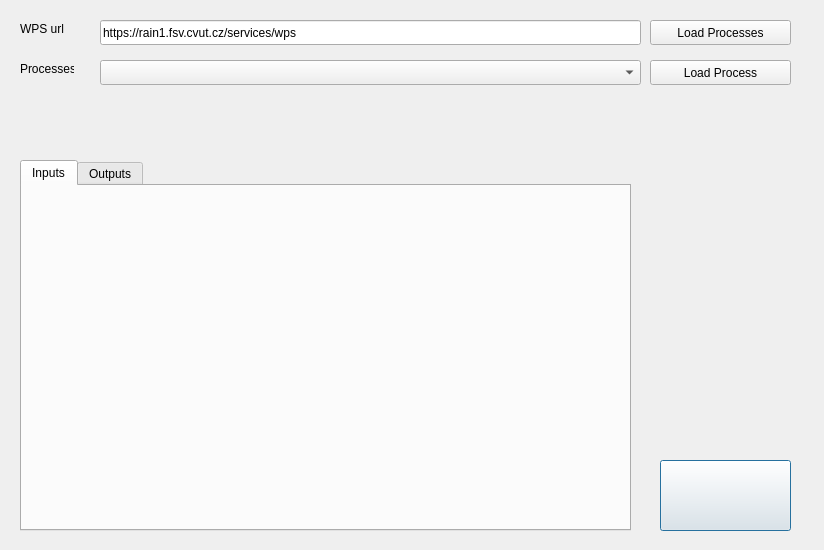
The window that wps_dialog_base.ui (pixalytics-ltd/qgis-wps-plugin) describes before a commit, drawn with Qt 5.
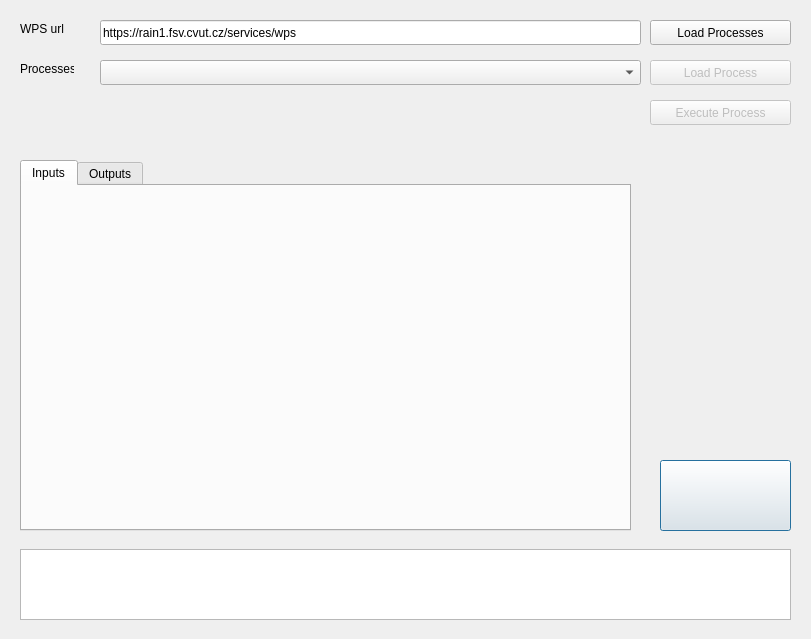
The same window after the commit. Icons and pictures are not drawn.

Commit message: Calls moved to QThread. Added labes for inputs. Added fixed execute example.

```diff
--- a/wps_dialog_base.ui
+++ b/wps_dialog_base.ui
@@ -6,8 +6,8 @@
    <rect>
     <x>0</x>
     <y>0</y>
-    <width>824</width>
-    <height>550</height>
+    <width>811</width>
+    <height>639</height>
    </rect>
   </property>
   <property name="windowTitle">
@@ -128,6 +128,9 @@
    </property>
   </widget>
   <widget class="QPushButton" name="pushButtonLoadProcess">
+   <property name="enabled">
+    <bool>false</bool>
+   </property>
    <property name="geometry">
     <rect>
      <x>650</x>
@@ -163,6 +166,32 @@
     </attribute>
    </widget>
   </widget>
+  <widget class="QPushButton" name="pushButtonExecute">
+   <property name="enabled">
+    <bool>false</bool>
+   </property>
+   <property name="geometry">
+    <rect>
+     <x>650</x>
+     <y>100</y>
+     <width>141</width>
+     <height>25</height>
+    </rect>
+   </property>
+   <property name="text">
+    <string>Execute Process</string>
+   </property>
+  </widget>
+  <widget class="QTextEdit" name="textEditLog">
+   <property name="geometry">
+    <rect>
+     <x>20</x>
+     <y>549</y>
+     <width>771</width>
+     <height>71</height>
+    </rect>
+   </property>
+  </widget>
  </widget>
  <resources/>
  <connections/>
```
The commit also changes 2 other files.
